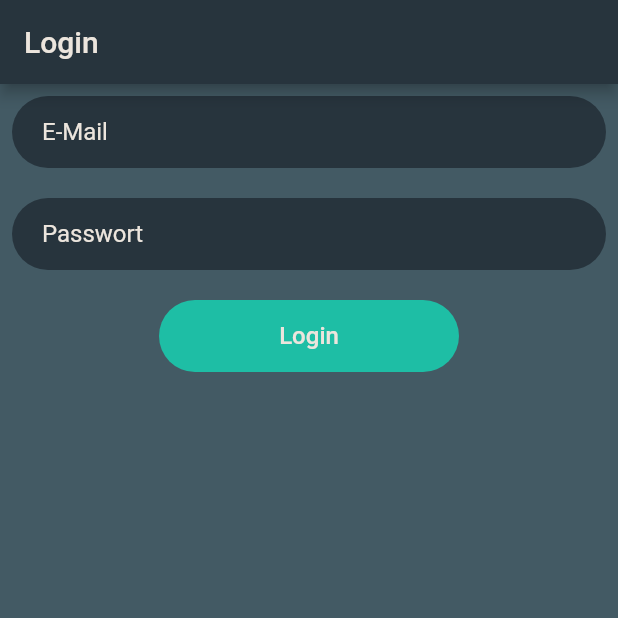
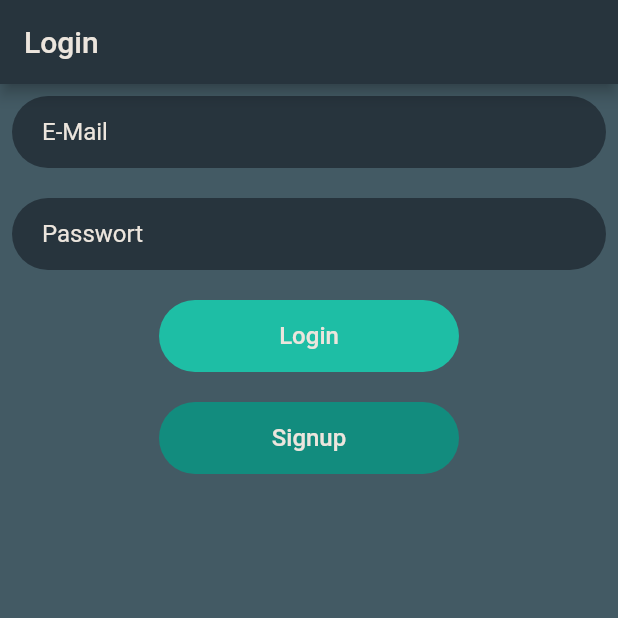
Before and after one commit to robertexplodes/flutterchat, a Flutter app: the screen it shows after launch, on a phone screen of 412 x 824 dp, the top half of it. Run offline on Flutter 3.47's test engine with Material 2 defaults, Android fonts, the phone set to English and light mode, and no system bars; accounts and stored records are empty.

Commit message:
added signup button

```diff
--- a/lib/pages/login_page.dart
+++ b/lib/pages/login_page.dart
@@ -120,10 +120,31 @@ class LoginPage extends StatelessWidget {
                   color: primaryGreen,
                 ),
               ),
+              Container(
+                width: 200,
+                margin: const EdgeInsets.only(top: 20.0),
+                child: TextButton(
+                  child: const Text(
+                    'Signup',
+                    style: TextStyle(
+                      color: accentGrey,
+                      fontSize: 16,
+                    ),
+                  ),
+                  onPressed: () {
+                    handleSignup(context);
+                  },
+                ),
+                decoration: BoxDecoration(
+                  borderRadius: BorderRadius.circular(30),
+                  color: messageGreen,
+                ),
+              ),
             ],
           ),
         ),
-        ));
+      ),
+    );
   }
 
   void handleLogin(BuildContext context) {
@@ -140,8 +161,24 @@ class LoginPage extends StatelessWidget {
         context: context,
         builder: (BuildContext context) {
           return Material(
+            child: Center(
               child: Container(
-              child: Text('Sie konnten nicht eingeloggt werden'),
+                height: 200,
+                child: Row(
+                  mainAxisAlignment: MainAxisAlignment.center,
+                  children: [
+                    Icon(Icons.error, color: Colors.red),
+                    Text(
+                      'Sie konnten nicht eingeloggt werden',
+                      style: TextStyle(
+                        color: Colors.redAccent,
+                        fontSize: 16,
+                        fontWeight: FontWeight.w600,
+                      ),
+                    ),
+                  ],
+                ),
+              ),
             ),
           );
         },
@@ -150,4 +187,6 @@ class LoginPage extends StatelessWidget {
     _passwordController.clear();
     _emailController.clear();
   }
+
+  void handleSignup(BuildContext context) {}
 }
--- a/lib/widgets/message_widget.dart
+++ b/lib/widgets/message_widget.dart
@@ -45,6 +45,7 @@ class MessageWidget extends StatelessWidget {
                 padding: EdgeInsets.fromLTRB(5, 5, 0, 5),
                 child: Text(
                   message.content,
+                  softWrap: true,
                   style: TextStyle(
                     color: accentGrey,
                     fontSize: 15,
```
Lines whose indentation alone changed are shown as unchanged.
